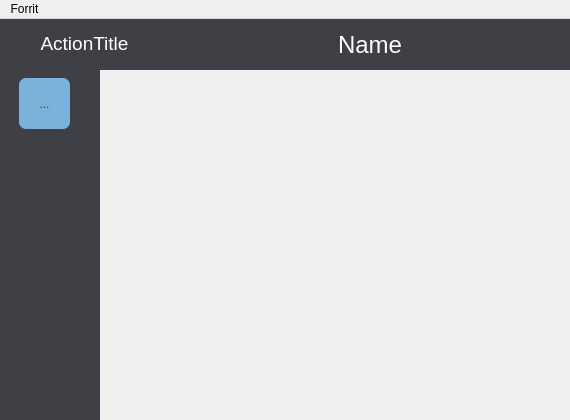
Above: QtDesignerProject/service.ui from PeturSteinn/FORR2HF-Lokaverkefni before the change. Below: the same form after it.
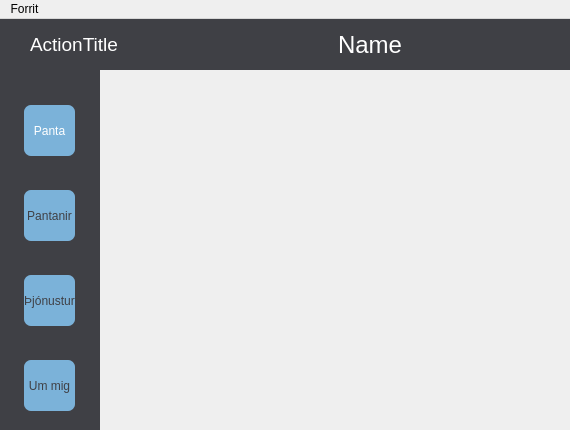
That is the form after the change. The open tabs and pages were chosen to show the change. Icons and pictures are not drawn.

```diff
--- a/QtDesignerProject/service.ui
+++ b/QtDesignerProject/service.ui
@@ -7,9 +7,27 @@
     <x>0</x>
     <y>0</y>
     <width>570</width>
-    <height>420</height>
+    <height>430</height>
    </rect>
   </property>
+  <property name="sizePolicy">
+   <sizepolicy hsizetype="Fixed" vsizetype="Fixed">
+    <horstretch>0</horstretch>
+    <verstretch>0</verstretch>
+   </sizepolicy>
+  </property>
+  <property name="minimumSize">
+   <size>
+    <width>570</width>
+    <height>430</height>
+   </size>
+  </property>
+  <property name="maximumSize">
+   <size>
+    <width>570</width>
+    <height>430</height>
+   </size>
+  </property>
   <property name="windowTitle">
    <string>Hraun Hótel - Þjónustuaðili</string>
   </property>
@@ -62,19 +80,187 @@
     <property name="frameShadow">
      <enum>QFrame::Raised</enum>
     </property>
-    <widget class="QToolButton" name="toolButton">
-     <property name="geometry">
-      <rect>
-       <x>20</x>
-       <y>10</y>
-       <width>51</width>
-       <height>51</height>
-      </rect>
-     </property>
-     <property name="text">
-      <string>...</string>
-     </property>
-    </widget>
+    <layout class="QVBoxLayout" name="verticalLayout_2">
+     <item alignment="Qt::AlignHCenter">
+      <widget class="QToolButton" name="toolButton_2">
+       <property name="sizePolicy">
+        <sizepolicy hsizetype="Fixed" vsizetype="Fixed">
+         <horstretch>0</horstretch>
+         <verstretch>0</verstretch>
+        </sizepolicy>
+       </property>
+       <property name="minimumSize">
+        <size>
+         <width>51</width>
+         <height>51</height>
+        </size>
+       </property>
+       <property name="maximumSize">
+        <size>
+         <width>51</width>
+         <height>51</height>
+        </size>
+       </property>
+       <property name="text">
+        <string>Panta</string>
+       </property>
+       <property name="icon">
+        <iconset resource="../resources/icons.qrc">
+         <normaloff>:/icons/hotel_and_services/png/ring.png</normaloff>:/icons/hotel_and_services/png/ring.png</iconset>
+       </property>
+       <property name="iconSize">
+        <size>
+         <width>32</width>
+         <height>32</height>
+        </size>
+       </property>
+       <property name="checkable">
+        <bool>true</bool>
+       </property>
+       <property name="checked">
+        <bool>true</bool>
+       </property>
+       <property name="autoExclusive">
+        <bool>true</bool>
+       </property>
+       <property name="toolButtonStyle">
+        <enum>Qt::ToolButtonTextUnderIcon</enum>
+       </property>
+      </widget>
+     </item>
+     <item alignment="Qt::AlignHCenter">
+      <widget class="QToolButton" name="toolButton_4">
+       <property name="sizePolicy">
+        <sizepolicy hsizetype="Fixed" vsizetype="Fixed">
+         <horstretch>0</horstretch>
+         <verstretch>0</verstretch>
+        </sizepolicy>
+       </property>
+       <property name="minimumSize">
+        <size>
+         <width>51</width>
+         <height>51</height>
+        </size>
+       </property>
+       <property name="maximumSize">
+        <size>
+         <width>51</width>
+         <height>51</height>
+        </size>
+       </property>
+       <property name="text">
+        <string>Pantanir</string>
+       </property>
+       <property name="icon">
+        <iconset resource="../resources/icons.qrc">
+         <normaloff>:/icons/hotel_and_services/png/notebook.png</normaloff>:/icons/hotel_and_services/png/notebook.png</iconset>
+       </property>
+       <property name="iconSize">
+        <size>
+         <width>32</width>
+         <height>32</height>
+        </size>
+       </property>
+       <property name="checkable">
+        <bool>true</bool>
+       </property>
+       <property name="autoExclusive">
+        <bool>true</bool>
+       </property>
+       <property name="toolButtonStyle">
+        <enum>Qt::ToolButtonTextUnderIcon</enum>
+       </property>
+      </widget>
+     </item>
+     <item alignment="Qt::AlignHCenter">
+      <widget class="QToolButton" name="toolButton_3">
+       <property name="sizePolicy">
+        <sizepolicy hsizetype="Fixed" vsizetype="Fixed">
+         <horstretch>0</horstretch>
+         <verstretch>0</verstretch>
+        </sizepolicy>
+       </property>
+       <property name="minimumSize">
+        <size>
+         <width>51</width>
+         <height>51</height>
+        </size>
+       </property>
+       <property name="maximumSize">
+        <size>
+         <width>51</width>
+         <height>51</height>
+        </size>
+       </property>
+       <property name="text">
+        <string>Þjónustur</string>
+       </property>
+       <property name="icon">
+        <iconset resource="../resources/icons.qrc">
+         <normaloff>:/icons/hotel_and_services/png/trolley.png</normaloff>:/icons/hotel_and_services/png/trolley.png</iconset>
+       </property>
+       <property name="iconSize">
+        <size>
+         <width>32</width>
+         <height>32</height>
+        </size>
+       </property>
+       <property name="checkable">
+        <bool>true</bool>
+       </property>
+       <property name="autoExclusive">
+        <bool>true</bool>
+       </property>
+       <property name="toolButtonStyle">
+        <enum>Qt::ToolButtonTextUnderIcon</enum>
+       </property>
+      </widget>
+     </item>
+     <item alignment="Qt::AlignHCenter">
+      <widget class="QToolButton" name="toolButton">
+       <property name="sizePolicy">
+        <sizepolicy hsizetype="Fixed" vsizetype="Fixed">
+         <horstretch>0</horstretch>
+         <verstretch>0</verstretch>
+        </sizepolicy>
+       </property>
+       <property name="minimumSize">
+        <size>
+         <width>51</width>
+         <height>51</height>
+        </size>
+       </property>
+       <property name="maximumSize">
+        <size>
+         <width>51</width>
+         <height>51</height>
+        </size>
+       </property>
+       <property name="text">
+        <string>Um mig</string>
+       </property>
+       <property name="icon">
+        <iconset resource="../resources/icons.qrc">
+         <normaloff>:/icons/hotel_and_services/png/bellboy.png</normaloff>:/icons/hotel_and_services/png/bellboy.png</iconset>
+       </property>
+       <property name="iconSize">
+        <size>
+         <width>32</width>
+         <height>32</height>
+        </size>
+       </property>
+       <property name="checkable">
+        <bool>true</bool>
+       </property>
+       <property name="autoExclusive">
+        <bool>true</bool>
+       </property>
+       <property name="toolButtonStyle">
+        <enum>Qt::ToolButtonTextUnderIcon</enum>
+       </property>
+      </widget>
+     </item>
+    </layout>
    </widget>
    <widget class="QFrame" name="frame_2">
     <property name="geometry">
@@ -115,26 +301,35 @@
       </item>
      </layout>
     </widget>
-    <widget class="QLabel" name="labelTopTitle">
+    <widget class="QWidget" name="verticalLayoutWidget_2">
      <property name="geometry">
       <rect>
        <x>0</x>
        <y>0</y>
-       <width>169</width>
-       <height>49</height>
+       <width>171</width>
+       <height>51</height>
       </rect>
      </property>
-     <property name="font">
-      <font>
-       <pointsize>14</pointsize>
-      </font>
-     </property>
-     <property name="text">
-      <string>ActionTitle</string>
-     </property>
-     <property name="alignment">
-      <set>Qt::AlignCenter</set>
-     </property>
+     <layout class="QVBoxLayout" name="verticalLayout_3">
+      <property name="leftMargin">
+       <number>30</number>
+      </property>
+      <item>
+       <widget class="QLabel" name="labelTopTitle">
+        <property name="font">
+         <font>
+          <pointsize>14</pointsize>
+         </font>
+        </property>
+        <property name="text">
+         <string>ActionTitle</string>
+        </property>
+        <property name="alignment">
+         <set>Qt::AlignLeading|Qt::AlignLeft|Qt::AlignVCenter</set>
+        </property>
+       </widget>
+      </item>
+     </layout>
     </widget>
    </widget>
    <widget class="QStackedWidget" name="stackedWidget">
@@ -147,6 +342,9 @@
      </rect>
     </property>
     <widget class="QWidget" name="page"/>
+    <widget class="QWidget" name="page_3"/>
+    <widget class="QWidget" name="page_4"/>
+    <widget class="QWidget" name="page_5"/>
     <widget class="QWidget" name="page_2"/>
    </widget>
   </widget>
```
Left out of the diff: 4 changed lines with no effect on the pictures.
